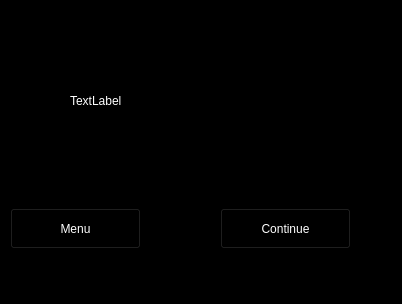
Before: the Qt Designer form gameend.ui in bvrJulia/SpaceInviders, drawn with Qt 5.
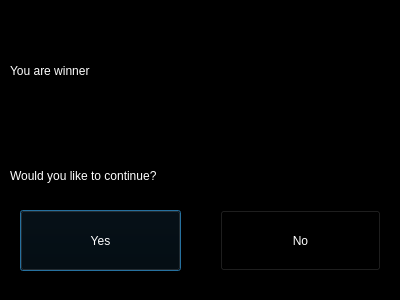
After: the same form once the commit is applied.

Patch:
```diff
--- a/gameend.ui
+++ b/gameend.ui
@@ -1,63 +1,94 @@
 <?xml version="1.0" encoding="UTF-8"?>
 <ui version="4.0">
- <class>gameEnd</class>
- <widget class="QWidget" name="gameEnd">
+ <class>GameEnd</class>
+ <widget class="QDialog" name="GameEnd">
   <property name="geometry">
    <rect>
     <x>0</x>
     <y>0</y>
-    <width>402</width>
-    <height>304</height>
+    <width>400</width>
+    <height>300</height>
    </rect>
   </property>
   <property name="windowTitle">
    <string>Form</string>
   </property>
   <property name="styleSheet">
-   <string notr="true">background-color: rgb(0, 0, 0);</string>
+   <string notr="true">color: rgb(255, 255, 255);
+background-color: rgb(0, 0, 0);
+font: 12pt &quot;MS Gothic&quot;;</string>
   </property>
+  <widget class="QDialogButtonBox" name="buttonBox">
+   <property name="geometry">
+    <rect>
+     <x>30</x>
+     <y>273</y>
+     <width>341</width>
+     <height>20</height>
+    </rect>
+   </property>
+   <property name="styleSheet">
+    <string notr="true">color: rgb(255, 255, 255);
+background-color: rgb(0, 0, 0);
+font: 12pt &quot;MS Gothic&quot;;</string>
+   </property>
+   <property name="orientation">
+    <enum>Qt::Horizontal</enum>
+   </property>
+   <property name="standardButtons">
+    <set>QDialogButtonBox::NoButton</set>
+   </property>
+  </widget>
+  <widget class="QLabel" name="label">
+   <property name="geometry">
+    <rect>
+     <x>10</x>
+     <y>10</y>
+     <width>371</width>
+     <height>121</height>
+    </rect>
+   </property>
+   <property name="styleSheet">
+    <string notr="true">color: rgb(255, 255, 255);
+background-color: rgb(0, 0, 0);
+font: 30pt &quot;MS Gothic&quot;;</string>
+   </property>
+   <property name="text">
+    <string>You are winner</string>
+   </property>
+  </widget>
+  <widget class="QLabel" name="label_2">
+   <property name="geometry">
+    <rect>
+     <x>10</x>
+     <y>160</y>
+     <width>381</width>
+     <height>31</height>
+    </rect>
+   </property>
+   <property name="text">
+    <string>Would you like to continue?</string>
+   </property>
+  </widget>
   <widget class="QPushButton" name="pushButton">
    <property name="geometry">
     <rect>
-     <x>10</x>
-     <y>208</y>
-     <width>131</width>
-     <height>41</height>
+     <x>20</x>
+     <y>210</y>
+     <width>161</width>
+     <height>61</height>
     </rect>
    </property>
-   <property name="styleSheet">
-    <string notr="true">color: rgb(255, 255, 255);
-background-color: rgb(0, 0, 0);
-font: 12pt &quot;MS Gothic&quot;;</string>
-   </property>
    <property name="text">
-    <string>Menu</string>
+    <string>Yes</string>
    </property>
   </widget>
   <widget class="QPushButton" name="pushButton_2">
    <property name="geometry">
     <rect>
      <x>220</x>
-     <y>208</y>
-     <width>131</width>
-     <height>41</height>
-    </rect>
-   </property>
-   <property name="styleSheet">
-    <string notr="true">color: rgb(255, 255, 255);
-background-color: rgb(0, 0, 0);
-font: 12pt &quot;MS Gothic&quot;;</string>
-   </property>
-   <property name="text">
-    <string>Continue</string>
-   </property>
-  </widget>
-  <widget class="QLabel" name="label">
-   <property name="geometry">
-    <rect>
-     <x>70</x>
-     <y>70</y>
-     <width>231</width>
+     <y>210</y>
+     <width>161</width>
      <height>61</height>
     </rect>
    </property>
@@ -67,7 +98,7 @@
 font: 29pt &quot;MS Gothic&quot;;</string>
    </property>
    <property name="text">
-    <string>TextLabel</string>
+    <string>No</string>
    </property>
   </widget>
  </widget>
```
Left out of the diff: 42 changed lines with no effect on the pictures.
